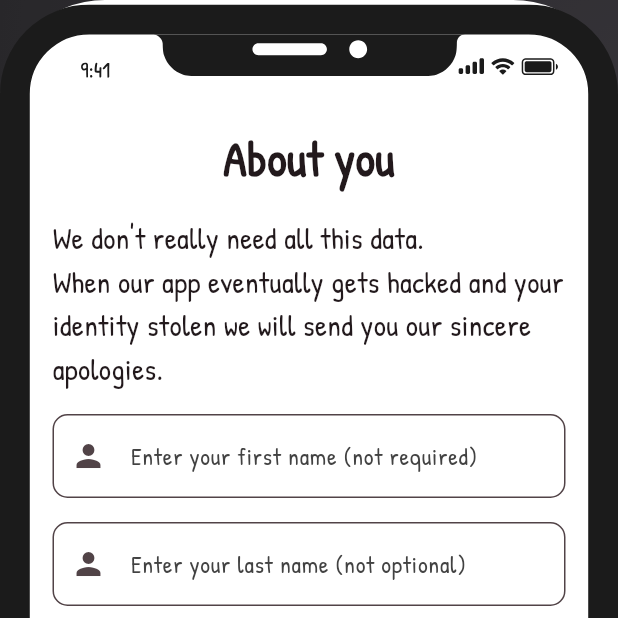
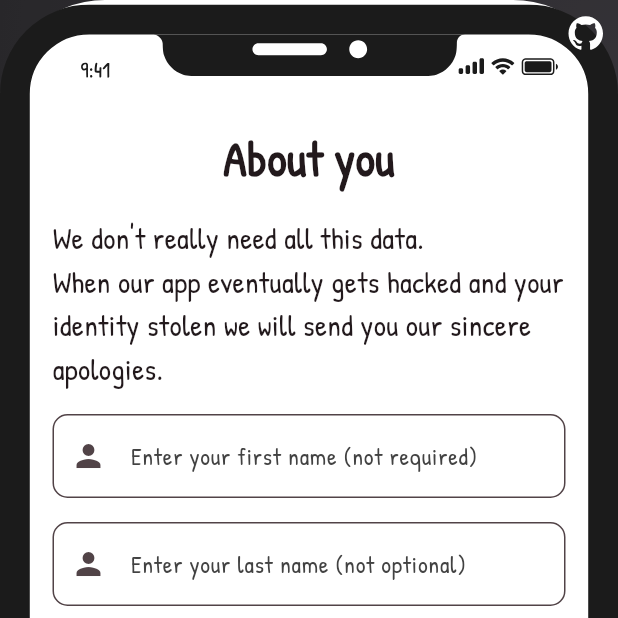
Before and after one commit to adrian-antoci/Confuso-App, a Flutter app: the screen it shows after launch, after a tap on "Cancel", on a phone screen of 412 x 824 dp, the top half of it. Run offline on Flutter 3.47's test engine with Material 3 defaults, Android fonts, the phone set to English and light mode, and no system bars; our stand-ins replace flutter_svg, google_fonts, marquee.

Commit message:
bug fixes

```diff
--- a/lib/main.dart
+++ b/lib/main.dart
@@ -2,6 +2,7 @@ import 'package:flutter/material.dart';
 import 'package:flutter_svg/flutter_svg.dart';
 import 'package:google_fonts/google_fonts.dart';
 import 'package:mystery_app/screens/welcome_screen.dart';
+import 'package:url_launcher/url_launcher_string.dart';
 
 void main() {
   runApp(const MyApp());
@@ -10,7 +11,6 @@ void main() {
 class MyApp extends StatelessWidget {
   const MyApp({super.key});
 
-  // This widget is the root of your application.
   @override
   Widget build(BuildContext context) {
     return MaterialApp(
@@ -76,6 +76,19 @@ class _MyHomePageState extends State<MyHomePage> {
                       ),
                     ),
                   ],
+                ),
+              ),
+            ),
+          ),
+          Align(
+            alignment: Alignment.topRight,
+            child: Material(
+              color: Colors.transparent,
+              child: InkWell(
+                onTap: () => launchUrlString('https://github.com/adrian-antoci/Confuso-App'),
+                child: Padding(
+                  padding: EdgeInsets.all(10),
+                  child: SvgPicture.asset('assets/vector/github.svg', color: Colors.white),
                 ),
               ),
             ),
--- a/pubspec.yaml
+++ b/pubspec.yaml
@@ -33,6 +33,7 @@ dependencies:
   flutter_svg: ^2.0.17
   google_fonts: ^6.2.1
   marquee: ^2.3.0
+  url_launcher: ^6.3.1
 
 dev_dependencies:
   flutter_test:
```
Also changed, not shown: assets/vector/github.svg (added), pubspec.lock, 2 other files.
